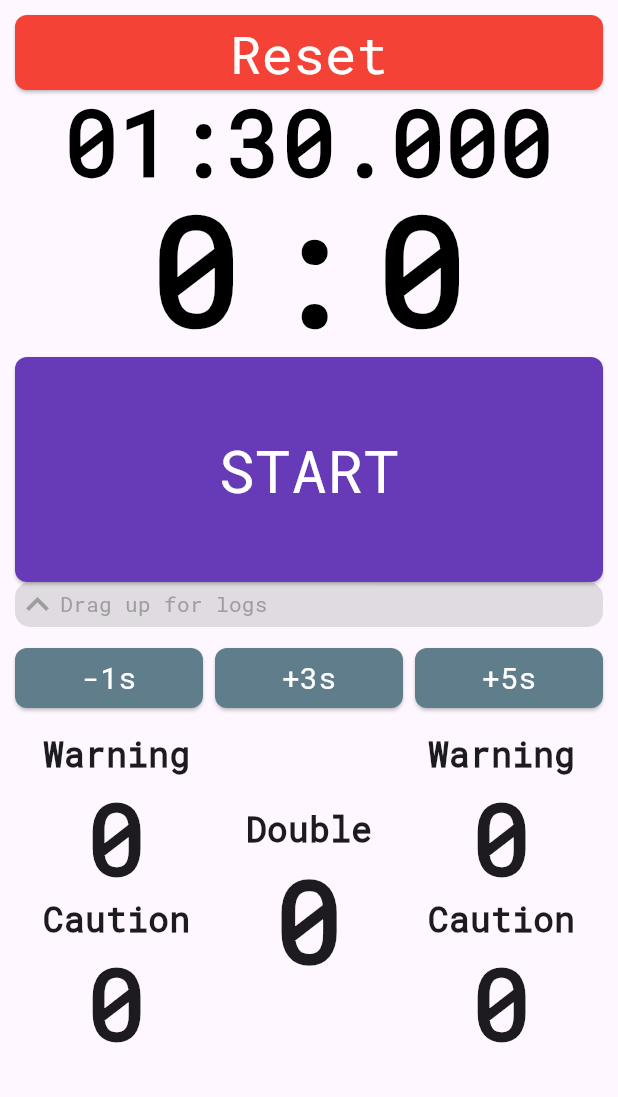
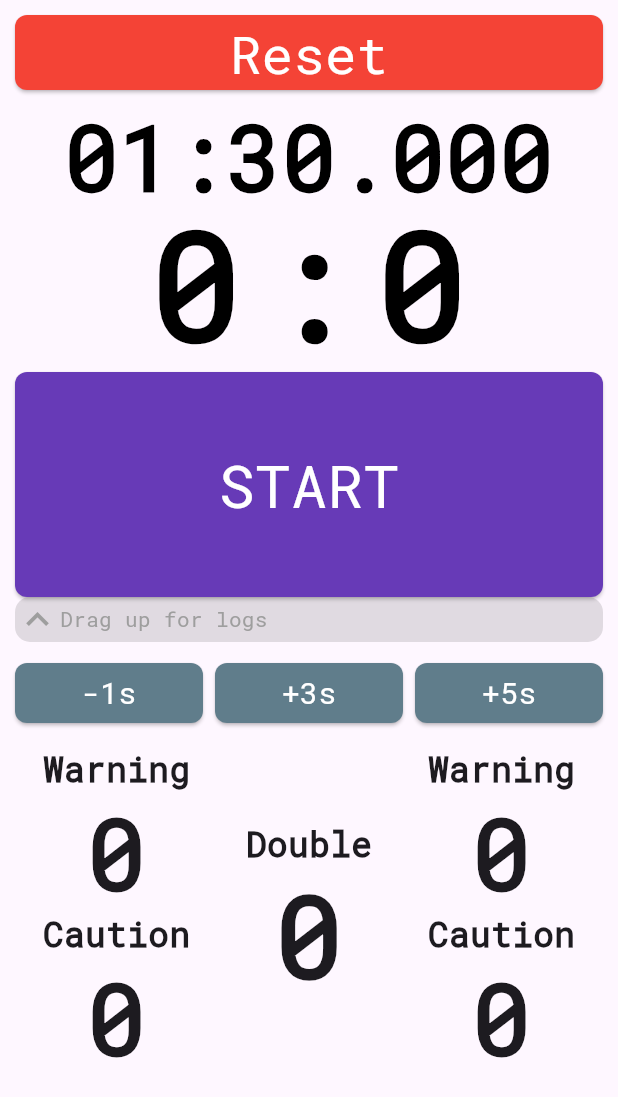
Before and after one commit to kstepanovdev/gdf_hema_timer, a Flutter app: the screen it shows after launch, on a phone screen of 412 x 824 dp. Shown: the top 1097 px of the screen. Run offline on Flutter 3.47's test engine with Material 3 defaults, Android fonts, the phone set to English and light mode, and no system bars; our stand-ins replace shared_preferences, vibration.

```diff
--- a/lib/pages/score_page.dart
+++ b/lib/pages/score_page.dart
@@ -179,8 +179,6 @@ class _ScorePageState extends State<ScorePage> {
               child: Padding(
                 padding: const EdgeInsets.fromLTRB(10, 10, 10, 20),
                 child: Column(
-                  mainAxisSize: MainAxisSize.min,
-                  crossAxisAlignment: CrossAxisAlignment.center,
                   children: [
                     Padding(
                       padding: const EdgeInsets.only(bottom: 10),
@@ -191,6 +189,7 @@ class _ScorePageState extends State<ScorePage> {
                         onLongPress: resetTimerOnly,
                       ),
                     ),
+                    const SizedBox(height: 10),
 
                     TimerDisplay(
                       time: formatTime(timer),
```
